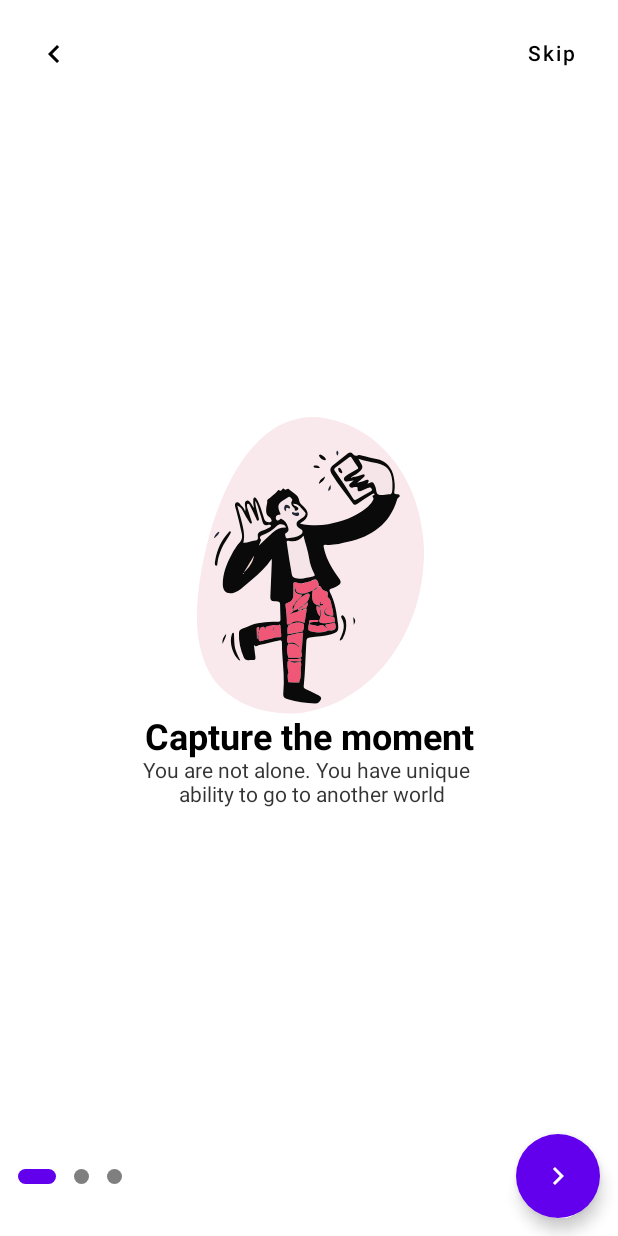
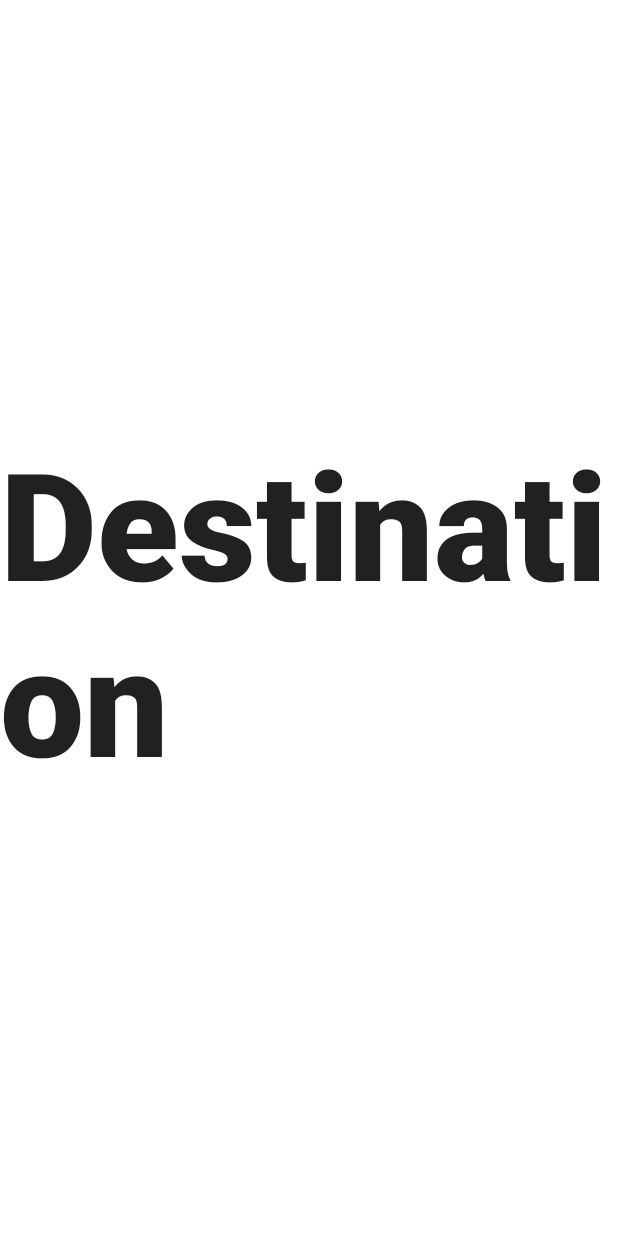
Before and after one commit to Ryosuke-Androiddev/Compose-ViewPager, an Android app built with Jetpack Compose: the screen it shows after launch (MainActivity), after a tap on "Skip", on a phone screen of 412 x 824 dp. Run offline under Robolectric (Android 15) with nearby library versions, the phone set to English and light mode, and no system bars; our stand-ins replace accompanist.

Commit message:
setup for navigation

```diff
--- a/app/build.gradle
+++ b/app/build.gradle
@@ -65,5 +65,8 @@ dependencies {
 
     implementation "com.google.accompanist:accompanist-pager:0.12.0"
 
-    implementation "com.google.accompanist:accompanist-pager-indication:0.12.0"
+    //implementation "com.google.accompanist:accompanist-pager-indication:0.12.0"
+
+    //Navigation
+    implementation 'androidx.navigation:navigation-compose:2.4.0-alpha08'
 }
--- a/app/src/main/java/com/example/viewpager/MainActivity.kt
+++ b/app/src/main/java/com/example/viewpager/MainActivity.kt
@@ -3,6 +3,7 @@ package com.example.viewpager
 import android.os.Bundle
 import androidx.activity.ComponentActivity
 import androidx.activity.compose.setContent
+import androidx.compose.animation.ExperimentalAnimationApi
 import androidx.compose.foundation.Image
 import androidx.compose.foundation.layout.fillMaxSize
 import androidx.compose.foundation.lazy.LazyRow
@@ -12,51 +13,33 @@ import androidx.compose.material.Surface
 import androidx.compose.material.Text
 import androidx.compose.runtime.Composable
 import androidx.compose.ui.Modifier
+import androidx.compose.ui.graphics.toArgb
 import androidx.compose.ui.layout.ContentScale
 import androidx.compose.ui.res.painterResource
 import androidx.compose.ui.tooling.preview.Preview
+import com.example.viewpager.ui.onboard.Navigation
 import com.example.viewpager.ui.onboard.OnBoarding
+import com.example.viewpager.ui.theme.OnBoardingTheme
 import com.example.viewpager.ui.theme.ViewPagerTheme
 import com.google.accompanist.pager.ExperimentalPagerApi
 
 class MainActivity : ComponentActivity() {
+
     @ExperimentalPagerApi
+    @ExperimentalAnimationApi
     override fun onCreate(savedInstanceState: Bundle?) {
         super.onCreate(savedInstanceState)
         setContent {
-            OnBoarding()
+            OnBoardingTheme {
+                window.statusBarColor = MaterialTheme.colors.background.toArgb()
+                window.navigationBarColor = MaterialTheme.colors.background.toArgb()
+
+                androidx.compose.material.Surface(color = MaterialTheme.colors.background,modifier = Modifier.fillMaxSize()) {
+
+                    Navigation()
+
+                }
+            }
         }
     }
 }
-
-@Composable
-fun HorizontalScroll(){
-    LazyRow{
-        itemsIndexed(items = scenesImages()){ index, item ->
-            Image(painter = painterResource(id = item),
-                contentDescription = "Scenes",
-                modifier = Modifier.fillMaxSize(),
-                contentScale = ContentScale.Crop
-            )
-        }
-    }
-}
-
-fun scenesImages() = mutableListOf(
-    R.drawable.crash,
-    R.drawable.magic,
-    R.drawable.night
-)
-
-@Composable
-fun Greeting(name: String) {
-    Text(text = "Hello $name!")
-}
-
-@Preview(showBackground = true)
-@Composable
-fun DefaultPreview() {
-    ViewPagerTheme {
-        Greeting("Android")
-    }
-}
--- a/app/src/main/java/com/example/viewpager/ui/onboard/OnBoarding.kt
+++ b/app/src/main/java/com/example/viewpager/ui/onboard/OnBoarding.kt
@@ -23,22 +23,27 @@ import androidx.compose.ui.text.font.FontWeight
 import androidx.compose.ui.text.style.TextAlign
 import androidx.compose.ui.unit.dp
 import androidx.compose.ui.unit.sp
+import androidx.navigation.NavController
+import androidx.navigation.Navigation
+import androidx.navigation.compose.NavHost
+import androidx.navigation.compose.composable
+import androidx.navigation.compose.rememberNavController
 import com.example.viewpager.R
 import com.google.accompanist.pager.ExperimentalPagerApi
 import com.google.accompanist.pager.HorizontalPager
 import com.google.accompanist.pager.rememberPagerState
 import kotlinx.coroutines.launch
 
+
 @ExperimentalPagerApi
 @Composable
-fun OnBoarding(){
-
+fun OnBoarding(navController: NavController){
     val scope = rememberCoroutineScope()
 
     Column(
         Modifier.fillMaxSize()
     ) {
-        TopSection()
+        TopSection(navController = navController)
 
         val items = OnBoardingItem.get()
         val state = rememberPagerState(pageCount = items.size)
@@ -65,7 +70,7 @@ fun OnBoarding(){
 }
 
 @Composable
-fun TopSection(){
+fun TopSection(navController: NavController){
     Box(
         modifier = Modifier
             .fillMaxWidth()
@@ -82,12 +87,13 @@ fun TopSection(){
 
         //skip button
         TextButton(
-            onClick = {},
+            onClick = {navController.navigate("destinationB")},
             modifier = Modifier.align(Alignment.CenterEnd)
         ) {
             Text("Skip",color = MaterialTheme.colors.onBackground)
         }
     }
+
 }
 
 @Composable
@@ -106,13 +112,11 @@ fun BottomSection(
         Indicators(size = size, index = index)
 
         //next button
-        FloatingActionButton(
+        TextButton(
             onClick = onNextClicked,
-            modifier = Modifier.align(CenterEnd),
-            backgroundColor = MaterialTheme.colors.primary,
-            contentColor = MaterialTheme.colors.onPrimary
+            modifier = Modifier.align(Alignment.CenterEnd)
         ) {
-            Icon(Icons.Outlined.KeyboardArrowRight, null)
+            Text("Get Started",color = MaterialTheme.colors.onBackground)
         }
     }
 }
@@ -180,3 +184,30 @@ fun OnBoardingItem(
         )
     }
 }
+
+@ExperimentalPagerApi
+@Composable
+fun Navigation() {
+
+    val navController = rememberNavController()
+    NavHost(navController = navController, startDestination = "destinationA" ){
+        composable("destinationA"){ OnBoarding(navController = navController) }
+        composable("destinationB"){DestinationB()}
+    }
+}
+
+
+@Composable
+fun DestinationB(){
+    Column(
+        modifier = Modifier.fillMaxSize(),
+        horizontalAlignment = Alignment.CenterHorizontally,
+        verticalArrangement = Arrangement.Center
+    ) {
+        Text(
+            text = "Destination",
+            fontSize = 100.sp,
+            fontWeight = FontWeight.ExtraBold
+        )
+    }
+}
--- a/app/src/main/java/com/example/viewpager/ui/theme/Theme.kt
+++ b/app/src/main/java/com/example/viewpager/ui/theme/Theme.kt
@@ -42,3 +42,20 @@ fun ViewPagerTheme(darkTheme: Boolean = isSystemInDarkTheme(), content: @Composa
         content = content
     )
 }
+
+@Composable
+fun OnBoardingTheme(darkTheme: Boolean = isSystemInDarkTheme(), content: @Composable() () -> Unit) {
+
+    val colors = if (darkTheme) {
+        DarkColorPalette
+    } else {
+        LightColorPalette
+    }
+
+    MaterialTheme(
+        colors = colors,
+        typography = Typography,
+        shapes = Shapes,
+        content = content
+    )
+}
--- a/app/src/main/res/values/strings.xml
+++ b/app/src/main/res/values/strings.xml
@@ -1,12 +1,12 @@
-<resources>
+<resources xmlns:tools="http://schemas.android.com/tools">
     <string name="app_name">ViewPager</string>
 
-    <string name="onBoardingTitle1">Capture the moment</string>
-    <string name="onBoardingText1">You are not alone. You have unique \n ability to go to another world</string>
+    <string name="onBoardingTitle1" >Get Started</string>
+    <string name="onBoardingText1" >It is time to learn Vocabulary \n you can go to another world</string>
 
-    <string name="onBoardingTitle2">Live The life</string>
-    <string name="onBoardingText2">In daily lives, we often rush our tasks \n trying get them finish</string>
+    <string name="onBoardingTitle2">Just Do it !!</string>
+    <string name="onBoardingText2">In daily tasks make you Strong! \n trying get them finish</string>
 
-    <string name="onBoardingTitle3">Play the beat</string>
-    <string name="onBoardingText3">Most beginner producers learn make \n creating by simple beats</string>
+    <string name="onBoardingTitle3">Play with Friends</string>
+    <string name="onBoardingText3">The Most important thing is Fun! \n Playing with your Friends it is better than alone!</string>
 </resources>
```
